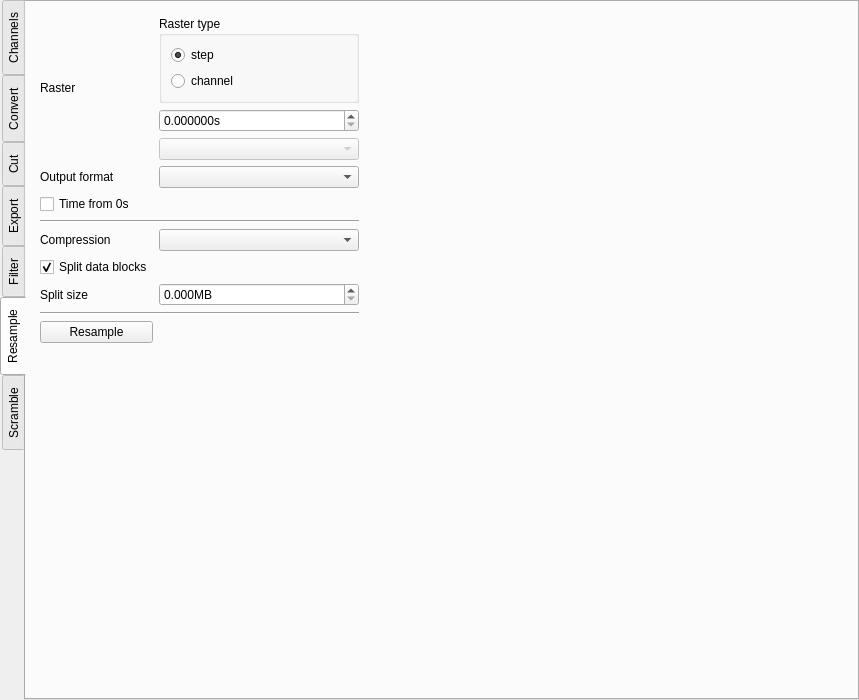
danielhrisca/asammdf, file asammdf/gui/ui/file_widget.ui: the form before one commit.
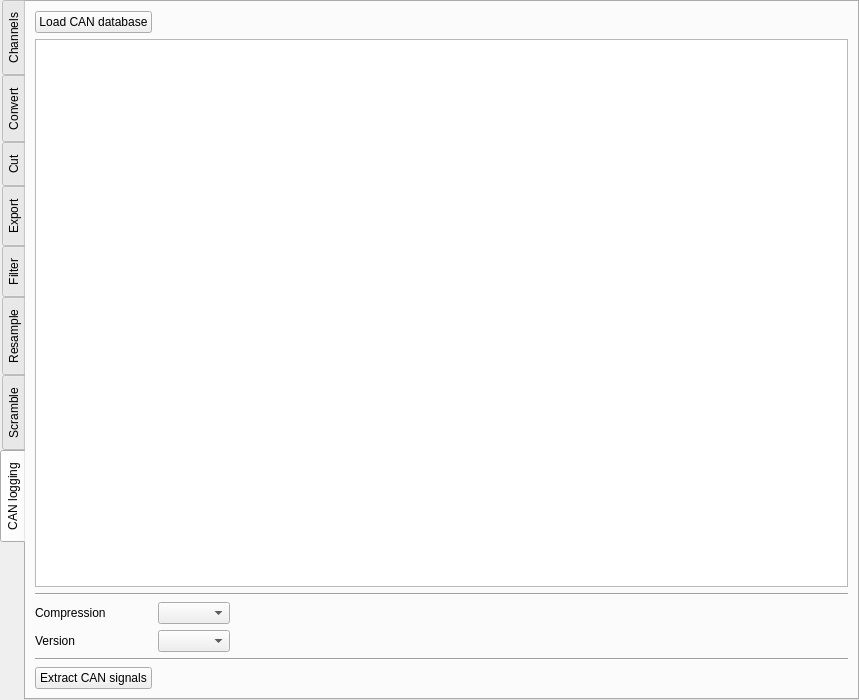
The form after the commit. Icons and pictures are not drawn. Custom widgets are drawn as their Qt base class.

What changed in the file:
```diff
--- a/asammdf/gui/ui/file_widget.ui
+++ b/asammdf/gui/ui/file_widget.ui
@@ -26,7 +26,7 @@
       <enum>QTabWidget::West</enum>
      </property>
      <property name="currentIndex">
-      <number>5</number>
+      <number>7</number>
      </property>
      <property name="documentMode">
       <bool>false</bool>
@@ -1010,10 +1010,95 @@
        </item>
       </layout>
      </widget>
+     <widget class="QWidget" name="extract_can_tab">
+      <attribute name="icon">
+       <iconset resource="resource.qrc">
+        <normaloff>:/down.png</normaloff>:/down.png</iconset>
+      </attribute>
+      <attribute name="title">
+       <string>CAN logging</string>
+      </attribute>
+      <layout class="QGridLayout" name="gridLayout_5" columnstretch="0,0,1">
+       <item row="4" column="0">
+        <widget class="QLabel" name="label__1">
+         <property name="text">
+          <string>Compression</string>
+         </property>
+        </widget>
+       </item>
+       <item row="5" column="1">
+        <widget class="QComboBox" name="extract_can_format">
+         <property name="sizeAdjustPolicy">
+          <enum>QComboBox::AdjustToContents</enum>
+         </property>
+        </widget>
+       </item>
+       <item row="0" column="0">
+        <widget class="QPushButton" name="load_can_database_btn">
+         <property name="text">
+          <string>Load CAN database</string>
+         </property>
+         <property name="icon">
+          <iconset resource="resource.qrc">
+           <normaloff>:/open.png</normaloff>:/open.png</iconset>
+         </property>
+        </widget>
+       </item>
+       <item row="7" column="0">
+        <widget class="QPushButton" name="extract_can_btn">
+         <property name="text">
+          <string>Extract CAN signals</string>
+         </property>
+         <property name="icon">
+          <iconset resource="resource.qrc">
+           <normaloff>:/down.png</normaloff>:/down.png</iconset>
+         </property>
+        </widget>
+       </item>
+       <item row="5" column="0">
+        <widget class="QLabel" name="label_24">
+         <property name="text">
+          <string>Version</string>
+         </property>
+        </widget>
+       </item>
+       <item row="4" column="1">
+        <widget class="QComboBox" name="extract_can_compression">
+         <property name="sizeAdjustPolicy">
+          <enum>QComboBox::AdjustToContents</enum>
+         </property>
+        </widget>
+       </item>
+       <item row="1" column="0" rowspan="2" colspan="3">
+        <widget class="ListWidget" name="can_database_list"/>
+       </item>
+       <item row="3" column="0" colspan="3">
+        <widget class="Line" name="line_12">
+         <property name="orientation">
+          <enum>Qt::Horizontal</enum>
+         </property>
+        </widget>
+       </item>
+       <item row="6" column="0" colspan="3">
+        <widget class="Line" name="line_13">
+         <property name="orientation">
+          <enum>Qt::Horizontal</enum>
+         </property>
+        </widget>
+       </item>
+      </layout>
+     </widget>
     </widget>
    </item>
   </layout>
  </widget>
+ <customwidgets>
+  <customwidget>
+   <class>ListWidget</class>
+   <extends>QListWidget</extends>
+   <header>asammdf/gui/widgets/list.h</header>
+  </customwidget>
+ </customwidgets>
  <resources>
   <include location="resource.qrc"/>
  </resources>
```
Left out of the diff: 66 changed lines with no effect on the pictures.
